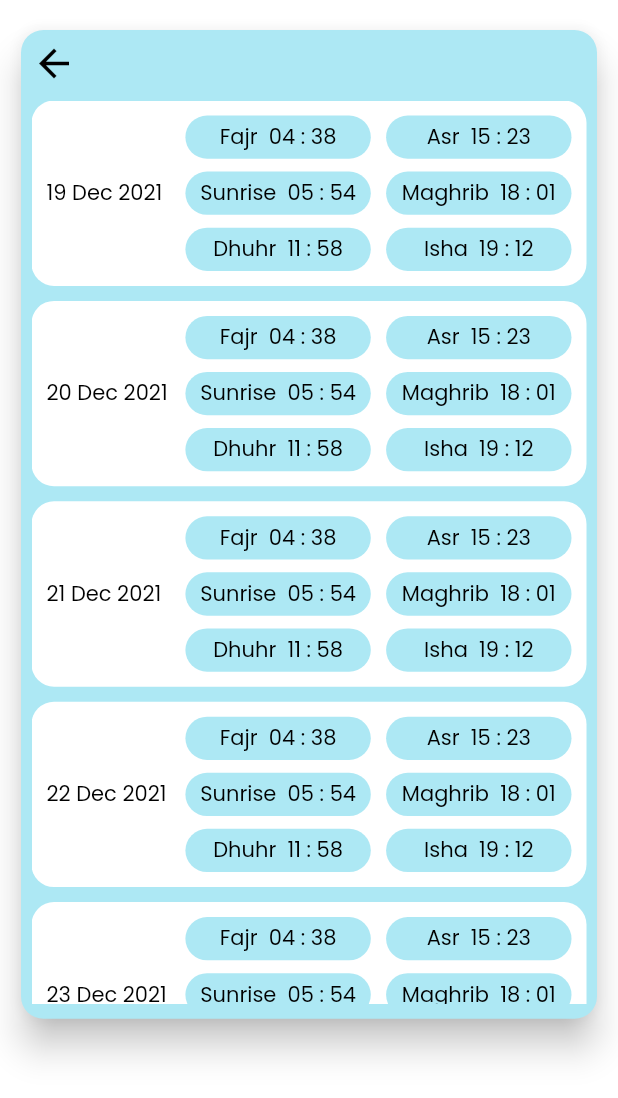
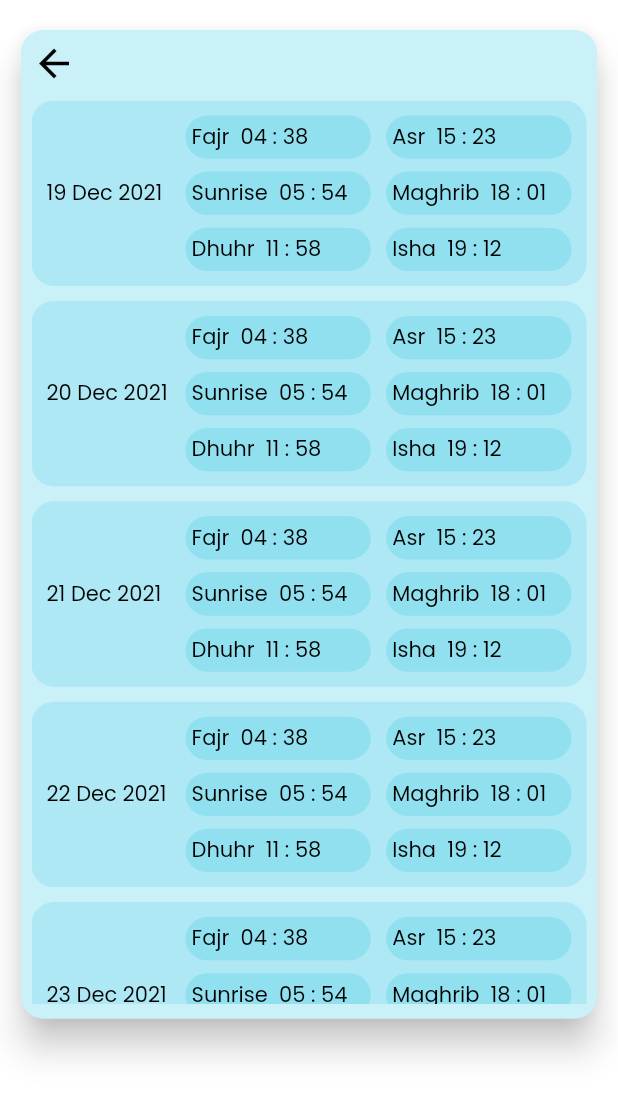
Before and after one commit to islamoktay/call_of_islam, a Flutter app: the HomePageWidget screen opened directly, after a tap on "Prayer Times", on a phone screen of 412 x 824 dp. Shown: the top 1098 px of the screen. Run offline on Flutter 3.47's test engine with Material 2 defaults, Android fonts, the phone set to English and light mode, and no system bars; our stand-ins replace adhan, auto_size_text, flutter_compass, flutter_local_notifications, flutter_native_timezone, font_awesome_flutter and 7 more.

Commit message:
local notification per prayer times constructed

```diff
--- a/lib/screens/home_page/home_page_widget.dart
+++ b/lib/screens/home_page/home_page_widget.dart
@@ -323,9 +323,9 @@ class _HomePageWidgetState extends State<HomePageWidget> {
     }
   }
 
-  void buildNotifications() {
+  Future buildNotifications() async {
     String message = 'Prayer is the most fundamental support of Islam.';
-    LocalNotificationService.scheduledNotification(
+   LocalNotificationService.scheduledNotification(
       title: 'Time For Fajr Prayer',
       body: message,
       scheduledDate: PrayerTimesConstants.prayerTimes.fajr,
--- a/lib/screens/monthly_pray_times_page/components/prayer_times_per_month.dart
+++ b/lib/screens/monthly_pray_times_page/components/prayer_times_per_month.dart
@@ -20,7 +20,7 @@ class _PrayerTimesPerMonthState extends State<PrayerTimesPerMonth> {
         width: MediaQuery.of(context).size.width,
         height: MediaQuery.of(context).size.height * 0.15,
         decoration: BoxDecoration(
-          color: FlutterFlowTheme.secondaryColor,
+          color: FlutterFlowTheme.darkerPrimaryBlue,
           borderRadius: BorderRadius.circular(15),
         ),
         child: Row(
--- a/lib/screens/monthly_pray_times_page/components/time_chip_for_prayer.dart
+++ b/lib/screens/monthly_pray_times_page/components/time_chip_for_prayer.dart
@@ -10,11 +10,12 @@ class TimeChipForPrayer extends StatelessWidget {
   @override
   Widget build(BuildContext context) {
     return Container(
-      alignment: Alignment.center,
+      padding: EdgeInsets.only(left: MediaQuery.of(context).size.width * 0.01),
+      alignment: Alignment.centerLeft,
       width: MediaQuery.of(context).size.width * 0.3,
       height: MediaQuery.of(context).size.height * 0.035,
       decoration: BoxDecoration(
-        color: FlutterFlowTheme.primaryColor,
+        color: FlutterFlowTheme.moreDarkerPrimaryBlue,
         borderRadius: BorderRadius.circular(15),
       ),
       child: Text(
--- a/lib/screens/settings_page/settings_page_widget.dart
+++ b/lib/screens/settings_page/settings_page_widget.dart
@@ -29,7 +29,7 @@ class _SettingsPageWidgetState extends State<SettingsPageWidget> {
           buttonSize: 46,
           icon: Icon(
             Icons.arrow_back,
-            color: Colors.white,
+            color: FlutterFlowTheme.tertiaryColor,
             size: 24,
           ),
           onPressed: () async {
@@ -94,7 +94,7 @@ class _SettingsPageWidgetState extends State<SettingsPageWidget> {
             controlAffinity: ListTileControlAffinity.trailing,
             contentPadding: EdgeInsetsDirectional.fromSTEB(24, 12, 24, 12),
           ),
-          Padding(
+       /*    Padding(
             padding: EdgeInsetsDirectional.fromSTEB(24, 12, 24, 12),
             child: Row(
               mainAxisSize: MainAxisSize.max,
@@ -132,7 +132,7 @@ class _SettingsPageWidgetState extends State<SettingsPageWidget> {
               ],
             ),
           )
-        ],
+        */ ],
       ),
     );
   }
--- a/lib/services/flutter_flow_theme.dart
+++ b/lib/services/flutter_flow_theme.dart
@@ -3,9 +3,14 @@ import 'package:google_fonts/google_fonts.dart';
 
 // ignore: avoid_classes_with_only_static_members
 class FlutterFlowTheme {
-  static const Color primaryColor = Color(0xFFade8f4);
+  static const Color primaryColor = Color(0xFFcaf0f8);
   static const Color secondaryColor = Colors.white;
   static const Color tertiaryColor = Colors.black;
+  static const Color darkerPrimaryBlue = Color(0xFFade8f4);
+  static const Color moreDarkerPrimaryBlue = Color(0xFF90e0ef);
+
+
+
 
   String primaryFontFamily = 'Poppins';
   String secondaryFontFamily = 'Roboto';
--- a/lib/services/local_notification_service.dart
+++ b/lib/services/local_notification_service.dart
@@ -1,18 +1,24 @@
 import 'package:flutter_local_notifications/flutter_local_notifications.dart';
+import 'package:rxdart/subjects.dart';
+import 'package:timezone/data/latest.dart' as tz;
 import 'package:timezone/timezone.dart' as tz;
-
+import 'package:flutter_native_timezone/flutter_native_timezone.dart';
 class LocalNotificationService {
   static final _notifications = FlutterLocalNotificationsPlugin();
-
+static final onNotifications = BehaviorSubject<String>();
   static Future _notificationDetails() async {
+final sound = 'adhan_nassar_khatami.mp3';
     return NotificationDetails(
       android: AndroidNotificationDetails(
-        'channelId',
+        'channelId 2',
         'channelName',
         channelDescription: 'channelDescription',
         importance: Importance.max,
+        sound: RawResourceAndroidNotificationSound(sound.split('.').first),
       ),
-      iOS: IOSNotificationDetails(),
+      iOS: IOSNotificationDetails(
+        sound: sound
+      ),
     );
   }
 
@@ -24,10 +30,22 @@ class LocalNotificationService {
       android: androidSettings,
       iOS: iosSettings,
     );
+    final _details = await _notifications.getNotificationAppLaunchDetails();
+    if(_details != null && _details.didNotificationLaunchApp) {
+      onNotifications.add(_details.payload);
+    }
     await _notifications.initialize(
       settings,
-      onSelectNotification: (payload) async {},
+      onSelectNotification: (payload) async {
+        onNotifications.add(payload);
+      },
     );
+
+    if(initScheduled) {
+      tz.initializeTimeZones();
+      final locationName = await FlutterNativeTimezone.getLocalTimezone();
+      tz.setLocalLocation(tz.getLocation(locationName));
+    }
   }
 
   static void scheduledNotification({
@@ -49,16 +67,16 @@ class LocalNotificationService {
         matchDateTimeComponents: DateTimeComponents.time,
       );
 
-  static tz.TZDateTime _scheduleDaily(DateTime scheduledDate) {
-    final now = tz.TZDateTime.now(tz.local);
+  static tz.TZDateTime _scheduleDaily(DateTime timeOfScheduled) {
+    final now = DateTime.now().toLocal();
     final scheduledDate = tz.TZDateTime(
-      tz.local,
+     tz.local,
       now.year,
       now.month,
       now.day,
-      now.hour,
-      now.minute,
-      now.second,
+      timeOfScheduled.hour,
+      timeOfScheduled.minute,
+      timeOfScheduled.second,
     );
     return scheduledDate.isBefore(now)
         ? scheduledDate.add(Duration(days: 1))
--- a/pubspec.yaml
+++ b/pubspec.yaml
@@ -31,12 +31,14 @@ dependencies:
   flutter_local_notifications: ^9.1.5
   flutter_localizations:
     sdk: flutter
+  flutter_native_timezone: ^2.0.0
   font_awesome_flutter: null
   geocoding: ^2.0.1
   geolocator: ^8.0.0
   google_fonts: ^2.1.0
   intl: null
   page_transition: null
+  rxdart: ^0.27.3
   timeago: null
   timezone: ^0.8.0
   url_launcher: null
```
Also changed, not shown: lib/screens/onboarding_welcome/onboarding_welcome_widget.dart (+12 -0 lines), pubspec.lock, 5 other files.
